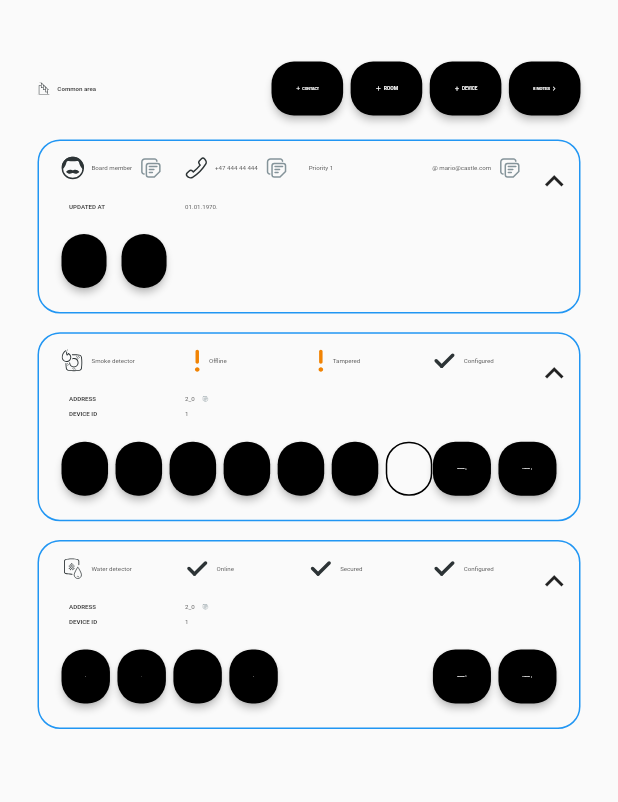
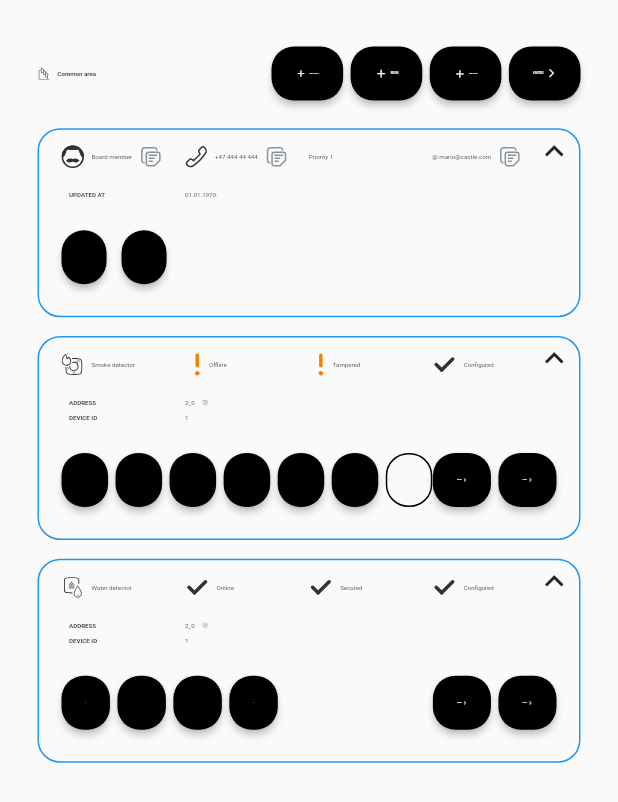
Before and after one commit to emeban44/fh_coding_task, a Flutter app: the screen it shows after launch, on a phone screen of 412 x 824 dp. Shown: the top 802 px of the screen. Run offline on Flutter 3.47's test engine with Material 2 defaults, Android fonts, the phone set to English and light mode, and no system bars; our stand-ins replace flutter_svg.

Commit message:
additional layout fixes

```diff
--- a/lib/app/helpers/edge_insets_helper.dart
+++ b/lib/app/helpers/edge_insets_helper.dart
@@ -1,6 +1,6 @@
 import 'package:flutter/material.dart';
 
-const EdgeInsets blueBorderedBoxMargin = EdgeInsets.only(bottom: 12.5);
+const EdgeInsets blueBorderedBoxMargin = EdgeInsets.only(top: 12.5);
 
 const EdgeInsets blueBorderedBoxPadding = EdgeInsets.only(
   top: 10,
--- a/lib/app/view/home/page/home_body.dart
+++ b/lib/app/view/home/page/home_body.dart
@@ -68,7 +68,7 @@ class HomeBody extends StatelessWidget {
   Widget _buildTopRightButtonRow(BuildContext context) {
     return SizedBox(
       width: kIsWeb
-          ? MediaQuery.of(context).size.width * 0.35
+          ? MediaQuery.of(context).size.width * 0.4
           : MediaQuery.of(context).size.width * 0.5,
       child: Row(
         crossAxisAlignment: CrossAxisAlignment.center,
--- a/lib/app/view/home/widgets/board_member_box/box_body.dart
+++ b/lib/app/view/home/widgets/board_member_box/box_body.dart
@@ -50,7 +50,9 @@ class BoardMemberBoxBody extends StatelessWidget {
             const EmailIconRow('@ mario@castle.com'),
           ],
         ),
+        const SizedBox(height: 15),
         const BoardMemberButtonRow(),
+        const SizedBox(height: 15),
       ],
     );
   }
@@ -79,7 +81,6 @@ class BoardMemberBoxBody extends StatelessWidget {
           BoardMemberIconRow(),
           SizedBox(height: 15),
           BoldText('UPDATED AT'),
-          SizedBox(height: 0),
         ],
       ),
     );
--- a/lib/app/view/home/widgets/smoke_detector_box/box_body.dart
+++ b/lib/app/view/home/widgets/smoke_detector_box/box_body.dart
@@ -46,8 +46,9 @@ class SmokeDetectorBoxBody extends StatelessWidget {
             const DetectorStatusRow(status: 'Configured'),
           ],
         ),
-        //const SizedBox(height: 5),
+        const SizedBox(height: 15),
         const SmokeDetectorButtonRow(),
+        const SizedBox(height: 15),
       ],
     );
   }
--- a/lib/app/view/home/widgets/smoke_detector_box/smoke_detector_button_row.dart
+++ b/lib/app/view/home/widgets/smoke_detector_box/smoke_detector_button_row.dart
@@ -67,8 +67,11 @@ class SmokeDetectorButtonRow extends StatelessWidget {
             ),
           ),
           const SizedBox(width: 5),
-          const CustomOutlinedButton(
-            childWidget: Text('TEST SIREN'),
+          CustomOutlinedButton(
+            childWidget: Text(
+              'TEST SIREN',
+              style: getBodyTextStyle(context),
+            ),
           )
         ],
       ),
--- a/lib/app/view/home/widgets/water_detector_box/box_body.dart
+++ b/lib/app/view/home/widgets/water_detector_box/box_body.dart
@@ -46,8 +46,9 @@ class WaterDetectorBoxBody extends StatelessWidget {
             const DetectorStatusRow(status: 'Configured'),
           ],
         ),
-        //const SizedBox(height: 5),
+        const SizedBox(height: 15),
         const WaterDetectorButtonRow(),
+        const SizedBox(height: 15),
       ],
     );
   }
--- a/lib/app/view/widget_library/custom_icon_text_row.dart
+++ b/lib/app/view/widget_library/custom_icon_text_row.dart
@@ -1,3 +1,4 @@
+import 'package:fh_home_coding_task/app/theme/theme_data.dart';
 import 'package:flutter/material.dart';
 
 class CustomIconTextRow extends StatelessWidget {
@@ -27,6 +28,7 @@ class CustomIconTextRow extends StatelessWidget {
           ),
         Text(
           text,
+          style: getBodyTextStyle(context),
         ),
         if (isIconLast)
           Container(
--- a/lib/app/view/widget_library/custom_rounded_black_button.dart
+++ b/lib/app/view/widget_library/custom_rounded_black_button.dart
@@ -16,8 +16,6 @@ class CustomRoundedBlackButton extends StatelessWidget {
   Widget build(BuildContext context) {
     return Expanded(
       child: Container(
-        //width: MediaQuery.of(context).size.width * 0.125,
-        padding: const EdgeInsets.symmetric(vertical: 10),
         margin: EdgeInsets.symmetric(
           horizontal: horizontalMargin ?? 0,
           vertical: verticalMargin ?? 0,
```
